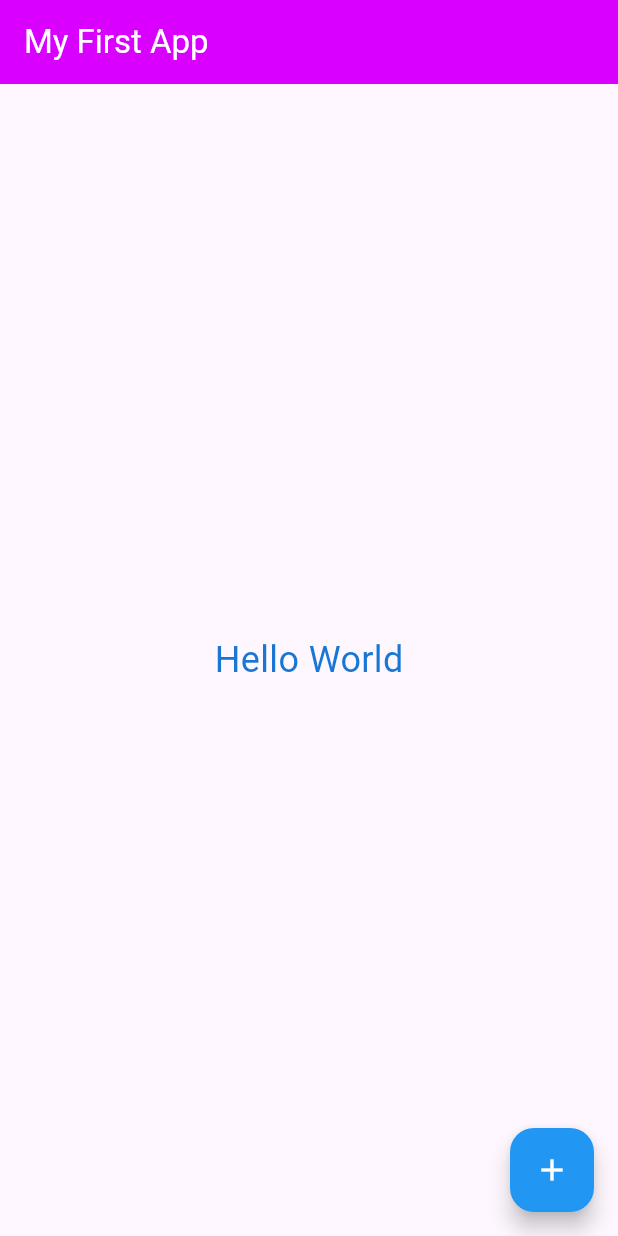
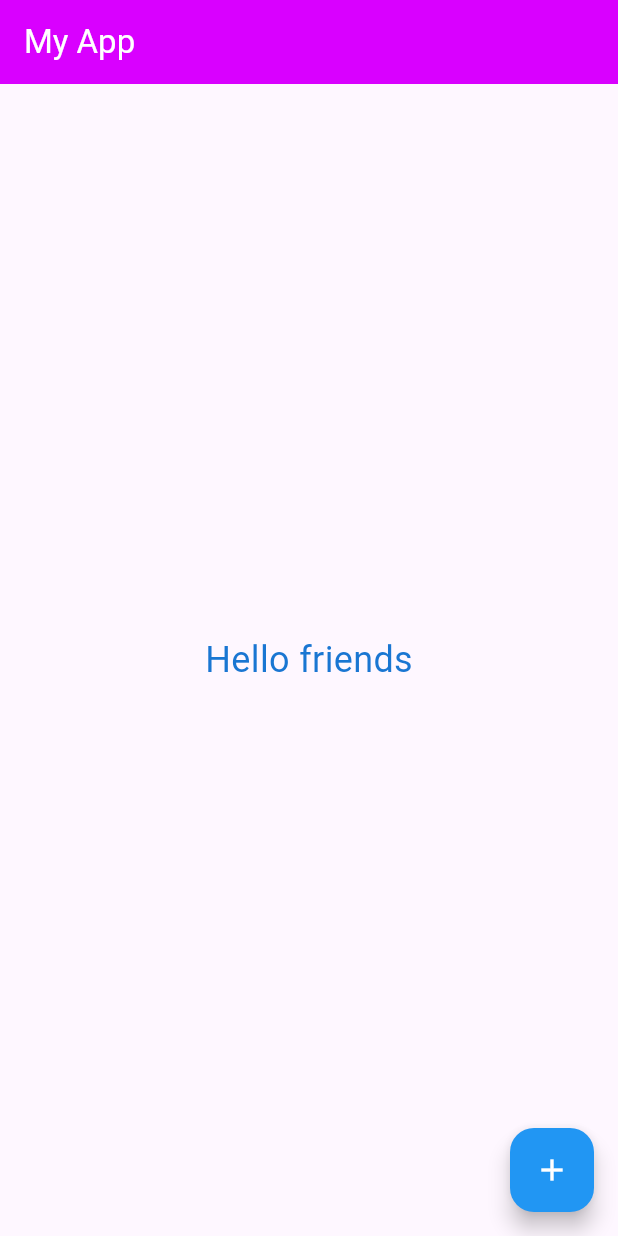
Before and after one commit to 6631501147/flutter_application, a Flutter app: the screen it shows after launch, on a phone screen of 412 x 824 dp. Run offline on Flutter 3.47's test engine with Material 3 defaults, Android fonts, the phone set to English and light mode, and no system bars.

Commit message:
Basic stateless widget example

```diff
--- a/lib/main.dart
+++ b/lib/main.dart
@@ -1,20 +1,9 @@
 import 'package:flutter/material.dart';
+import 'week04/basic.dart';
 
 void main(){
   runApp(MaterialApp(
-  home: Scaffold(
-    appBar: AppBar(title: Text('My First App',style:TextStyle(color: Colors.white),),
-    backgroundColor:Color.fromARGB(255, 217, 0, 255),
-    ),
-    body: Center(
-      child: Text('Hello World',
-    style: TextStyle(fontSize: 24, color: Colors.blue[700]),
-    ),
-    ),
-    floatingActionButton: FloatingActionButton(onPressed: null,
-    backgroundColor: Colors.blue,
-    child: Icon(Icons.add,color: Colors.white),
-    ),
+  home: Basic()
   ),
-  ));
+  );
 }
--- /dev/null
+++ b/lib/week04/basic.dart
@@ -0,0 +1,22 @@
+import 'package:flutter/material.dart';
+
+class Basic extends StatelessWidget{
+  const Basic({super.key});
+  @override
+  Widget build(BuildContext context){
+    return Scaffold(
+    appBar: AppBar(title: Text('My App',style:TextStyle(color: Colors.white),),
+    backgroundColor:Color.fromARGB(255, 217, 0, 255),
+    ),
+    body: Center(
+      child: Text('Hello friends',
+    style: TextStyle(fontSize: 24, color: Colors.blue[700]),
+    ),
+    ),
+    floatingActionButton: FloatingActionButton(onPressed: null,
+    backgroundColor: Colors.blue,
+    child: Icon(Icons.add,color: Colors.white),
+    ),
+  );
+  }
+}
```
